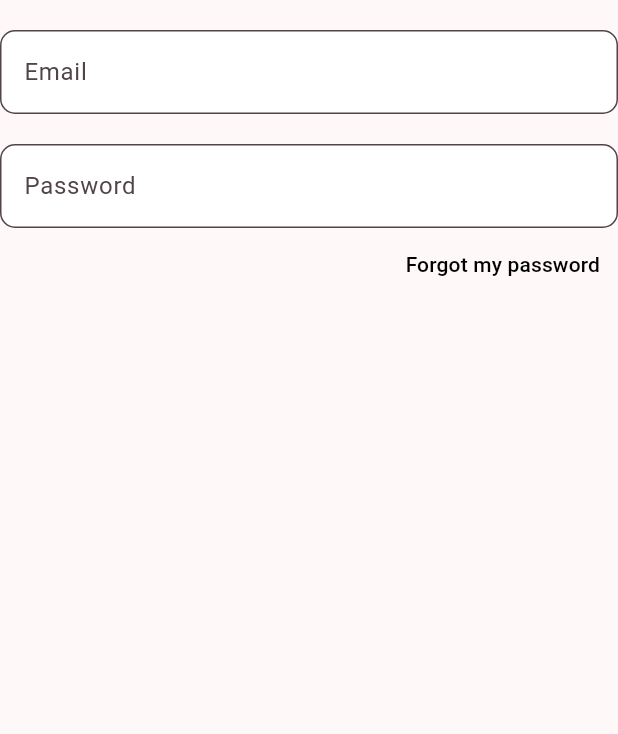
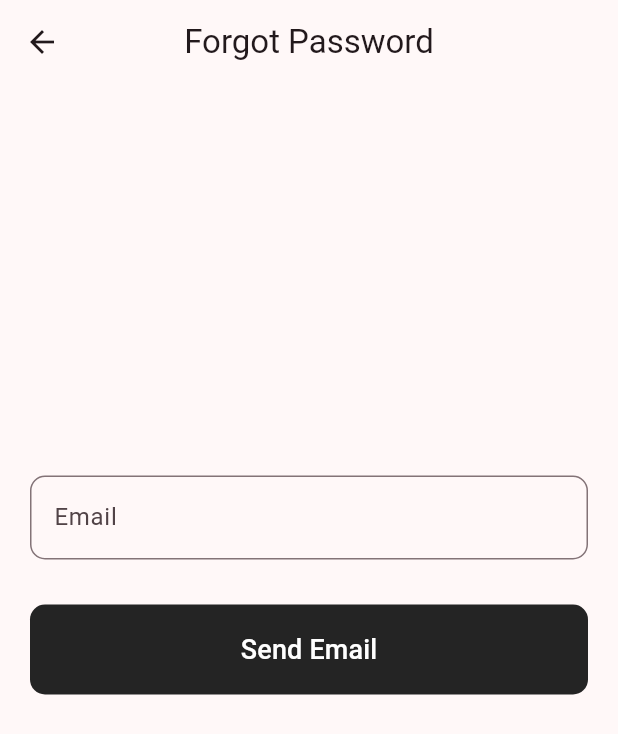
Before and after one commit to cemerenb/coffee-marketplace-flutter, a Flutter app: the LoginPageArea widget shown alone on an empty page, opened directly, after a tap on "Forgot my password", on a phone screen of 412 x 824 dp. Shown: the top 734 px of the screen. Run offline on Flutter 3.47's test engine with Material 3 defaults, Android fonts, the phone set to English and light mode, and no system bars; our stand-ins replace dashed_circular_progress_bar, device_info_plus, geolocator, google_maps_flutter, numberpicker, qr_flutter and 1 more; missing offline and left inert: flutter_verification_code, qr_code_scanner; accounts and stored records are empty; network calls fail.

Commit message:
sending forgot password email

```diff
--- /dev/null
+++ b/lib/pages/login/widgets/company/forgot_password_get_email.dart
@@ -0,0 +1,83 @@
+import 'package:coffee/pages/login/widgets/company/enter_reset_token.dart';
+import 'package:coffee/utils/database_operations/forgot_password/forgot_user_password.dart';
+import 'package:coffee/widgets/dialogs.dart';
+import 'package:flutter/material.dart';
+
+class ForgotPasswordGetEmail extends StatefulWidget {
+  const ForgotPasswordGetEmail({super.key});
+
+  @override
+  State<ForgotPasswordGetEmail> createState() => _ForgotPasswordGetEmailState();
+}
+
+TextEditingController controllerEmail = TextEditingController();
+
+class _ForgotPasswordGetEmailState extends State<ForgotPasswordGetEmail> {
+  @override
+  Widget build(BuildContext context) {
+    return Scaffold(
+      appBar: AppBar(
+        title: const Text('Forgot Password'),
+        centerTitle: true,
+      ),
+      body: Padding(
+        padding: const EdgeInsets.symmetric(horizontal: 20.0),
+        child: Column(
+          mainAxisAlignment: MainAxisAlignment.center,
+          children: [
+            TextField(
+              controller: controllerEmail,
+              keyboardType: TextInputType.emailAddress,
+              decoration: InputDecoration(
+                border: OutlineInputBorder(
+                    borderRadius: BorderRadius.circular(10),
+                    borderSide:
+                        const BorderSide(color: Colors.black, width: 1)),
+                label: const Text('Email'),
+              ),
+            ),
+            const SizedBox(
+              height: 30,
+            ),
+            Container(
+              decoration: BoxDecoration(
+                borderRadius: BorderRadius.circular(10),
+                color: const Color.fromARGB(255, 36, 36, 36),
+              ),
+              width: MediaQuery.of(context).size.width,
+              height: 60,
+              child: MaterialButton(
+                onPressed: () async {
+                  bool isCompleted = false;
+                  // ignore: unused_local_variable
+                  String response = "";
+                  (isCompleted, response) = await ForgotUserPassword()
+                      .forgotUserPassword(controllerEmail.text);
+                  if (isCompleted) {
+                    Navigator.pushAndRemoveUntil(
+                        context,
+                        MaterialPageRoute(
+                          builder: (context) =>
+                              EnterToken(email: controllerEmail.text),
+                        ),
+                        (route) => false);
+                  } else {
+                    Dialogs.showErrorDialog(
+                        context, "An error occured while sending email");
+                  }
+                },
+                child: const Text(
+                  'Send Email',
+                  style: TextStyle(color: Colors.white, fontSize: 18),
+                ),
+              ),
+            ),
+            const SizedBox(
+              height: 100,
+            )
+          ],
+        ),
+      ),
+    );
+  }
+}
--- a/lib/pages/login/widgets/customer/login_page_area.dart
+++ b/lib/pages/login/widgets/customer/login_page_area.dart
@@ -1,4 +1,4 @@
-
+import 'package:coffee/pages/login/widgets/company/forgot_password_get_email.dart';
 import 'package:flutter/material.dart';
 
 import '../../login_page.dart';
@@ -40,7 +40,14 @@ class LoginPageArea extends StatelessWidget {
           children: [
             const Spacer(),
             TextButton(
-                onPressed: () {}, child: const Text("Forgot my password"))
+                onPressed: () {
+                  Navigator.push(
+                      context,
+                      MaterialPageRoute(
+                        builder: (context) => const ForgotPasswordGetEmail(),
+                      ));
+                },
+                child: const Text("Forgot my password"))
           ],
         ),
       ],
--- a/pubspec.yaml
+++ b/pubspec.yaml
@@ -51,6 +51,7 @@ dependencies:
   numberpicker: ^2.1.2
   dashed_circular_progress_bar: ^0.0.6
   device_info_plus: ^9.1.1
+  flutter_verification_code: ^1.1.7
 
 dev_dependencies:
   flutter_test:
```
Also changed, not shown: lib/pages/login/login_page.dart (+8 -1 lines), lib/pages/login/widgets/company/enter_reset_token.dart (added, +70 -0 lines), lib/pages/login/widgets/company/forgot_password_store_get_email.dart (added, +56 -0 lines), lib/pages/login/widgets/company/login_page_area.dart (+9 -1 lines), lib/utils/database_operations/forgot_password/forgot_store_password.dart (added, +37 -0 lines), lib/utils/database_operations/forgot_password/forgot_user_password.dart (added, +47 -0 lines), pubspec.lock.
